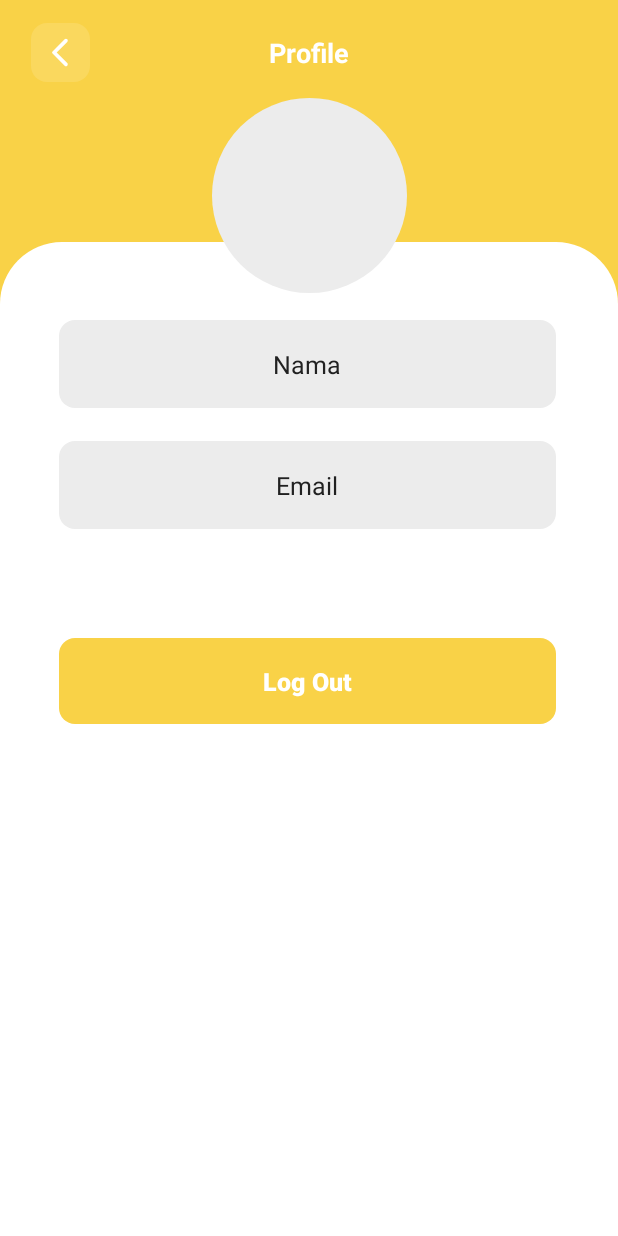
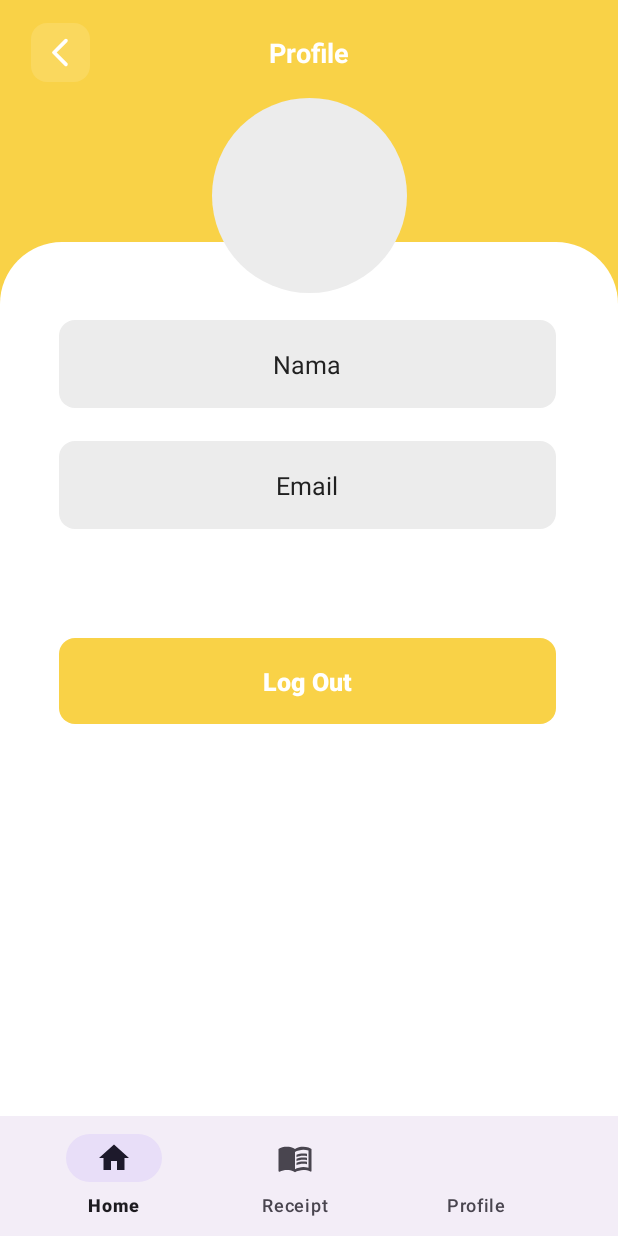
Before and after one commit to WhyWeLoveYou/ReciperApp, an Android app: the screen it shows after launch once a user with an empty profile is signed in (Profile), on a phone screen of 412 x 824 dp. Run offline under Robolectric (Android 15) with nearby library versions, the phone set to English and light mode, and no system bars; our stand-ins replace CircleImageView, Firebase (no records; nobody signed in at launch, a user with empty details on screens opened directly), sdp/ssp sizes; libraries missing offline, so code that uses them is left out: org.checkerframework.checker.

Commit message:
baru lagi

```diff
--- a/app/src/main/res/layout/profile.xml
+++ b/app/src/main/res/layout/profile.xml
@@ -44,9 +44,7 @@
         app:layout_constraintTop_toTopOf="parent" />
 
 
-    <FrameLayout xmlns:android="http://schemas.android.com/apk/res/android"
-        xmlns:app="http://schemas.android.com/apk/res-auto"
-        xmlns:tools="http://schemas.android.com/tools"
+    <FrameLayout
         android:layout_width="match_parent"
         android:layout_height="0dp"
         android:background="@drawable/background_content"
@@ -99,7 +97,32 @@
                 android:textStyle="bold"
                 app:cornerRadius="@dimen/_8sdp" />
 
+            <FrameLayout
+                android:id="@+id/frameLayout"
+                android:layout_width="match_parent"
+                android:layout_height="match_parent" />
+
         </FrameLayout>
+
+        <com.google.android.material.bottomappbar.BottomAppBar
+            android:id="@+id/bottomAppBar"
+            android:layout_width="match_parent"
+            android:layout_height="wrap_content"
+            android:layout_gravity="bottom"
+            app:fabCradleMargin="@dimen/_10sdp"
+            app:fabCradleRoundedCornerRadius="@dimen/_50sdp"
+            tools:ignore="BottomAppBar,MissingConstraints">
+
+            <com.google.android.material.bottomnavigation.BottomNavigationView
+                android:layout_width="wrap_content"
+                android:layout_height="wrap_content"
+                android:layout_marginEnd="@dimen/_20sdp"
+                android:background="@android:color/transparent"
+                app:labelVisibilityMode="labeled"
+                app:menu="@menu/bottom_menu" />
+
+        </com.google.android.material.bottomappbar.BottomAppBar>
+
     </FrameLayout>
 
     <de.hdodenhof.circleimageview.CircleImageView
```
Also changed, not shown: app/src/main/java/com/example/myapplication/screen/Profile.java (+43 -0 lines).
